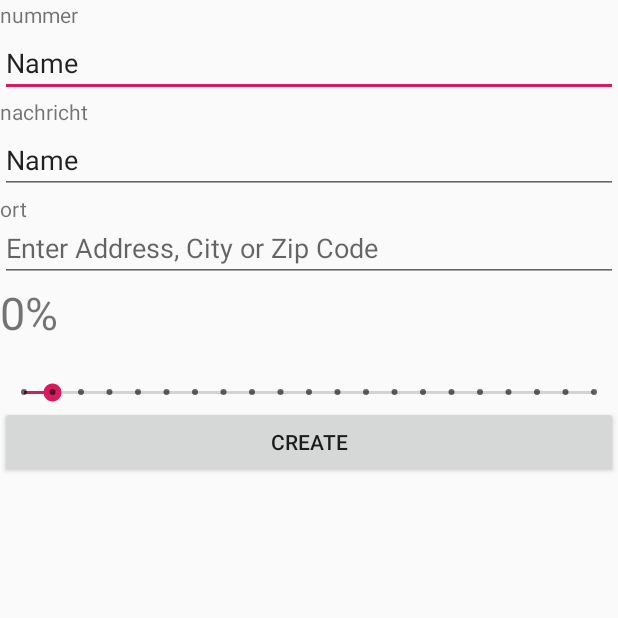
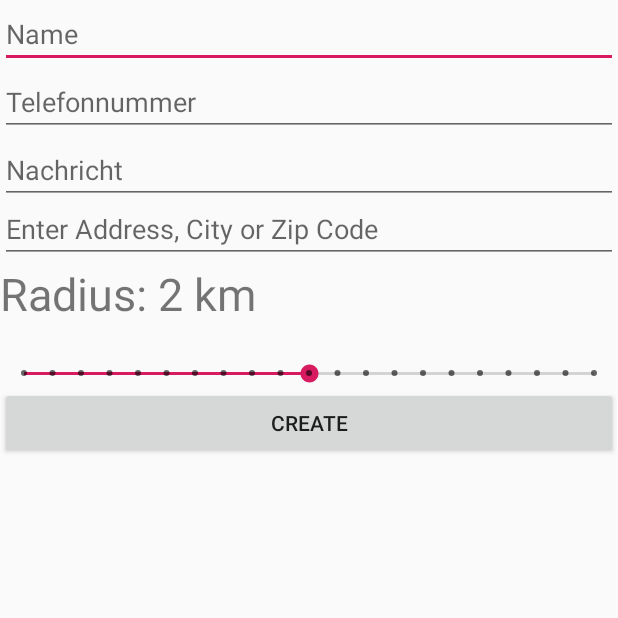
Before and after one commit to DavidPazouki/TheFinalSemProjekt, an Android app: the CreateEntry screen opened directly, with no data from a screen before it, on a phone screen of 412 x 824 dp, the top half of it. Run offline under Robolectric (Android 15) with nearby library versions, the phone set to English and light mode, and no system bars; Roboto replaces fonts that are not available here.

Commit message:
many fixes for create activity, names added, now deleting by names added, cleaned project

```diff
--- a/app/src/main/java/at/fhooe/mc/android/Arrived/CreateEntry.java
+++ b/app/src/main/java/at/fhooe/mc/android/Arrived/CreateEntry.java
@@ -14,59 +14,56 @@ import android.widget.Button;
 import android.widget.EditText;
 import android.widget.SeekBar;
 import android.widget.TextView;
+import android.widget.Toast;
+
 import java.io.IOException;
 import java.util.ArrayList;
 import java.util.List;
 
 public class CreateEntry extends AppCompatActivity {
 
+    private static final String TAG = "CreateEntry";
+    EditText name;
     EditText phoneNumber;
     EditText message;
     String place;
     float lon;
     float lat;
-    int radiusLit;
-    private static final String TAG = "CreateEntry";
-
-    TextView textView;
-    SeekBar seekBar;
-
-
-
-    //Test
-
-    //widgets
+    int radius = 2000;
+    TextView radiusDisplay;
+    SeekBar radiusChanger;
     private AutoCompleteTextView mSearchText;
+    boolean foundLocation = false;
 
 
     @Override
     protected void onCreate(Bundle savedInstanceState) {
         super.onCreate(savedInstanceState);
         setContentView(R.layout.create_entry);
-
-
-        //ProgrssBar
-
-        textView = (TextView) findViewById(R.id.textView1);
-        seekBar = (SeekBar) findViewById(R.id.seekBar);
-
-        seekBar.setOnSeekBarChangeListener(new SeekBar.OnSeekBarChangeListener() {
+        name = findViewById(R.id.name);
+        phoneNumber = findViewById(R.id.nummer);
+        message = findViewById(R.id.nachricht);
+        mSearchText = findViewById(R.id.creatEntry_Search);
+        init();
+        radiusDisplay = findViewById(R.id.textView1);
+        radiusChanger = findViewById(R.id.seekBar);
+        radiusChanger.setOnSeekBarChangeListener(new SeekBar.OnSeekBarChangeListener() {
             @Override
             public void onProgressChanged(SeekBar seekBar, int progress, boolean fromUser) {
                 if (progress <= 8) {
                     progress = progress * 100 + 100;
-                    textView.setText("" + progress + "m");
-                    radiusLit = progress;
+                    radiusDisplay.setText("Radius: " + progress + " m");
+                    radius = progress;
                 } else if (progress == 19) {
-                    textView.setText("" + "20km");
-                    radiusLit = 20000;
+                    radiusDisplay.setText("Radius: 20 km");
+                    radius = 20000;
                 } else if (progress == 20) {
-                    textView.setText("" + "50km");
-                    radiusLit = 50000;
+                    radiusDisplay.setText("Radius: 50 km");
+                    radius = 50000;
                 } else {
                     progress = progress - 8;
-                    textView.setText("" + progress + "km");
-                    radiusLit = progress * 1000;
+                    radiusDisplay.setText("Radius: " + progress + " km");
+                    radius = progress * 1000;
                 }
             }
 
@@ -80,50 +77,42 @@ public class CreateEntry extends AppCompatActivity {
 
             }
         });
-
-
-
-
-
-
-
-
-
-
-
-
-        phoneNumber = findViewById(R.id.nummer1);
-        message = findViewById(R.id.nachricht1);
-        mSearchText = (AutoCompleteTextView) findViewById(R.id.creatEntry_Search);
-        init();
         Button create = findViewById(R.id.createbutton);
         create.setOnClickListener(new View.OnClickListener() {
             @Override
             public void onClick(View view) {
+                if (everythingFilledOut()) {
                     Intent i = new Intent();
+                    i.putExtra("name", name.getText().toString());
                     i.putExtra("phoneNumber", phoneNumber.getText().toString());
                     i.putExtra("message", message.getText().toString());
                     i.putExtra("address", place);
                     i.putExtra("lon", lon);
                     i.putExtra("lat", lat);
-                setResult(RESULT_OK,i);
+                    i.putExtra("radius", radius);
+                    setResult(RESULT_OK, i);
                     finish();
+                } else
+                    Toast.makeText(getApplicationContext(),"Please fill out everything!",Toast.LENGTH_SHORT).show();
             }
         });
     }
 
+    private boolean everythingFilledOut() {
+        return (!name.getText().toString().equals("") && !phoneNumber.getText().toString().equals("") &&!message.getText().toString().equals("")&&foundLocation);
+    }
 
 
-    private void init(){
+    private void init() {
         Log.d(TAG, "init: initializing");
 
         mSearchText.setOnEditorActionListener(new TextView.OnEditorActionListener() {
             @Override
             public boolean onEditorAction(TextView textView, int actionId, KeyEvent keyEvent) {
-                if(actionId == EditorInfo.IME_ACTION_SEARCH
+                if (actionId == EditorInfo.IME_ACTION_SEARCH
                         || actionId == EditorInfo.IME_ACTION_DONE
                         || keyEvent.getAction() == KeyEvent.ACTION_DOWN
-                        || keyEvent.getAction() == KeyEvent.KEYCODE_ENTER){
+                        || keyEvent.getAction() == KeyEvent.KEYCODE_ENTER) {
 
                     //execute our method for searching
                     geoLocate();
@@ -134,25 +123,28 @@ public class CreateEntry extends AppCompatActivity {
         });
     }
 
-    private void geoLocate(){
+    private void geoLocate() {
         Log.d(TAG, "geoLocate: geolocating");
 
         String searchString = mSearchText.getText().toString();
         Geocoder geocoder = new Geocoder(CreateEntry.this);
         List<Address> list = new ArrayList<>();
-        try{
+        try {
             list = geocoder.getFromLocationName(searchString, 1);
-        }catch (IOException e){
-            Log.e(TAG, "geoLocate: IOException: " + e.getMessage() );
+        } catch (IOException e) {
+            Log.e(TAG, "geoLocate: IOException: " + e.getMessage());
         }
 
-        if(list.size() > 0){
+        if (list.size() > 0) {
+            foundLocation = true;
             Address address = list.get(0);
             mSearchText.setText(address.getAddressLine(0));
             place = address.getAddressLine(0);
             lon = (float) address.getLongitude();
-            lat = (float)address.getLatitude();
+            lat = (float) address.getLatitude();
             Log.d(TAG, "geoLocate: found a location: " + address.toString());
+        }else{
+            foundLocation = false;
         }
     }
 }
--- a/app/src/main/res/layout/create_entry.xml
+++ b/app/src/main/res/layout/create_entry.xml
@@ -11,39 +11,29 @@
         android:layout_height="match_parent"
         android:orientation="vertical">
 
-        <TextView
-            android:id="@+id/nummer"
-            android:layout_width="match_parent"
-            android:layout_height="wrap_content"
-            android:text="nummer" />
-
         <EditText
-            android:id="@+id/nummer1"
+            android:id="@+id/name"
             android:layout_width="match_parent"
             android:layout_height="wrap_content"
             android:ems="10"
             android:inputType="textPersonName"
-            android:text="Name" />
+            android:hint="Name" />
 
-        <TextView
-            android:id="@+id/nachricht"
+        <EditText
+            android:id="@+id/nummer"
             android:layout_width="match_parent"
             android:layout_height="wrap_content"
-            android:text="nachricht" />
+            android:ems="10"
+            android:inputType="number"
+            android:hint="Telefonnummer"/>/>
 
         <EditText
-            android:id="@+id/nachricht1"
+            android:id="@+id/nachricht"
             android:layout_width="match_parent"
             android:layout_height="wrap_content"
             android:ems="10"
             android:inputType="textPersonName"
-            android:text="Name" />
-
-        <TextView
-            android:id="@+id/ort"
-            android:layout_width="match_parent"
-            android:layout_height="wrap_content"
-            android:text="ort" />
+            android:hint="Nachricht"/>
 
         <AutoCompleteTextView
             android:id="@+id/creatEntry_Search"
@@ -58,9 +48,8 @@
             android:layout_height="wrap_content"
             android:layout_centerHorizontal="true"
             android:layout_marginBottom="24dp"
-            android:text="0%"
+            android:text="Radius: 2 km"
             android:textSize="30sp"/>
-
 
         <SeekBar
             android:layout_width="match_parent"
@@ -70,8 +59,7 @@
             android:layout_alignParentStart="true"
             android:layout_centerVertical="true"
             android:max="20"
-            android:progress="1" />
-
+            android:progress="10" />
 
         <Button
             android:id="@+id/createbutton"
```
Also changed, not shown: app/src/main/AndroidManifest.xml (+0 -10 lines), app/src/main/java/at/fhooe/mc/android/Arrived/CustomListAdapter.java (+17 -15 lines), app/src/main/java/at/fhooe/mc/android/Arrived/DeleteDialogFragment.java (+3 -4 lines), app/src/main/java/at/fhooe/mc/android/Arrived/GPSService.java (+10 -7 lines), app/src/main/java/at/fhooe/mc/android/Arrived/InsideListView.java (+5 -5 lines), app/src/main/java/at/fhooe/mc/android/Arrived/MainActivity.java (+30 -25 lines), app/src/main/res/layout/listview_row.xml (+9 -2 lines), 2 other files. Lines whose indentation alone changed are shown as unchanged.
